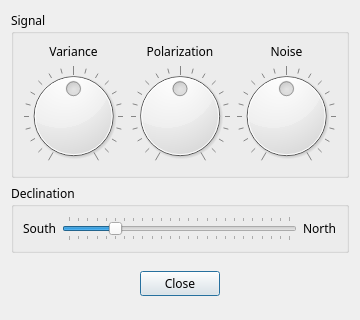
Qt form threepio/layouts/test.ui (finnjames/verdant-shores) before a commit.
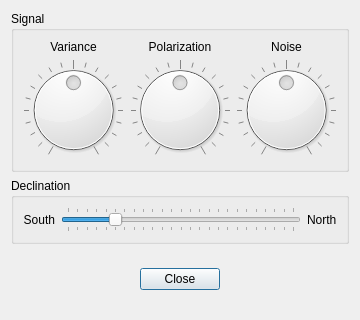
The same form after that commit.

Diff of the .ui file:
```diff
--- a/threepio/layouts/test.ui
+++ b/threepio/layouts/test.ui
@@ -16,22 +16,12 @@
   <layout class="QGridLayout" name="gridLayout_3">
    <item row="1" column="0" colspan="2">
     <widget class="QGroupBox" name="declination_group_box">
-     <property name="font">
-      <font>
-       <family>Iosevka Aile</family>
-      </font>
-     </property>
      <property name="title">
       <string>Declination</string>
      </property>
      <layout class="QGridLayout" name="gridLayout_5">
       <item row="0" column="0">
        <widget class="QLabel" name="south_label">
-        <property name="font">
-         <font>
-          <family>Iosevka Aile</family>
-         </font>
-        </property>
         <property name="text">
          <string>South</string>
         </property>
@@ -42,11 +32,6 @@
       </item>
       <item row="0" column="2">
        <widget class="QLabel" name="north_label">
-        <property name="font">
-         <font>
-          <family>Iosevka Aile</family>
-         </font>
-        </property>
         <property name="text">
          <string>North</string>
         </property>
@@ -54,11 +39,6 @@
       </item>
       <item row="0" column="1">
        <widget class="QSlider" name="horizontalSlider">
-        <property name="font">
-         <font>
-          <family>Iosevka Aile</family>
-         </font>
-        </property>
         <property name="minimum">
          <number>-25</number>
         </property>
@@ -99,11 +79,6 @@
       </property>
       <item row="1" column="1">
        <widget class="QPushButton" name="close_button">
-        <property name="font">
-         <font>
-          <family>Iosevka Aile</family>
-         </font>
-        </property>
         <property name="text">
          <string>Close</string>
         </property>
@@ -140,22 +115,12 @@
    </item>
    <item row="0" column="0" colspan="2">
     <widget class="QGroupBox" name="signal_group_box">
-     <property name="font">
-      <font>
-       <family>Iosevka Aile</family>
-      </font>
-     </property>
      <property name="title">
       <string>Signal</string>
      </property>
      <layout class="QGridLayout" name="gridLayout">
       <item row="1" column="1">
        <widget class="QDial" name="variance_dial">
-        <property name="font">
-         <font>
-          <family>Iosevka Aile</family>
-         </font>
-        </property>
         <property name="minimum">
          <number>-10</number>
         </property>
@@ -175,11 +140,6 @@
       </item>
       <item row="1" column="2">
        <widget class="QDial" name="noise_dial">
-        <property name="font">
-         <font>
-          <family>Iosevka Aile</family>
-         </font>
-        </property>
         <property name="minimum">
          <number>-10</number>
         </property>
@@ -199,11 +159,6 @@
       </item>
       <item row="1" column="3">
        <widget class="QDial" name="polarization_dial">
-        <property name="font">
-         <font>
-          <family>Iosevka Aile</family>
-         </font>
-        </property>
         <property name="minimum">
          <number>-10</number>
         </property>
@@ -223,11 +178,6 @@
       </item>
       <item row="0" column="1">
        <widget class="QLabel" name="variance_label">
-        <property name="font">
-         <font>
-          <family>Iosevka Aile</family>
-         </font>
-        </property>
         <property name="text">
          <string>Variance</string>
         </property>
@@ -238,11 +188,6 @@
       </item>
       <item row="0" column="2">
        <widget class="QLabel" name="polarization_label">
-        <property name="font">
-         <font>
-          <family>Iosevka Aile</family>
-         </font>
-        </property>
         <property name="text">
          <string>Polarization</string>
         </property>
@@ -253,11 +198,6 @@
       </item>
       <item row="0" column="3">
        <widget class="QLabel" name="noise_label">
-        <property name="font">
-         <font>
-          <family>Iosevka Aile</family>
-         </font>
-        </property>
         <property name="text">
          <string>Noise</string>
         </property>
```
